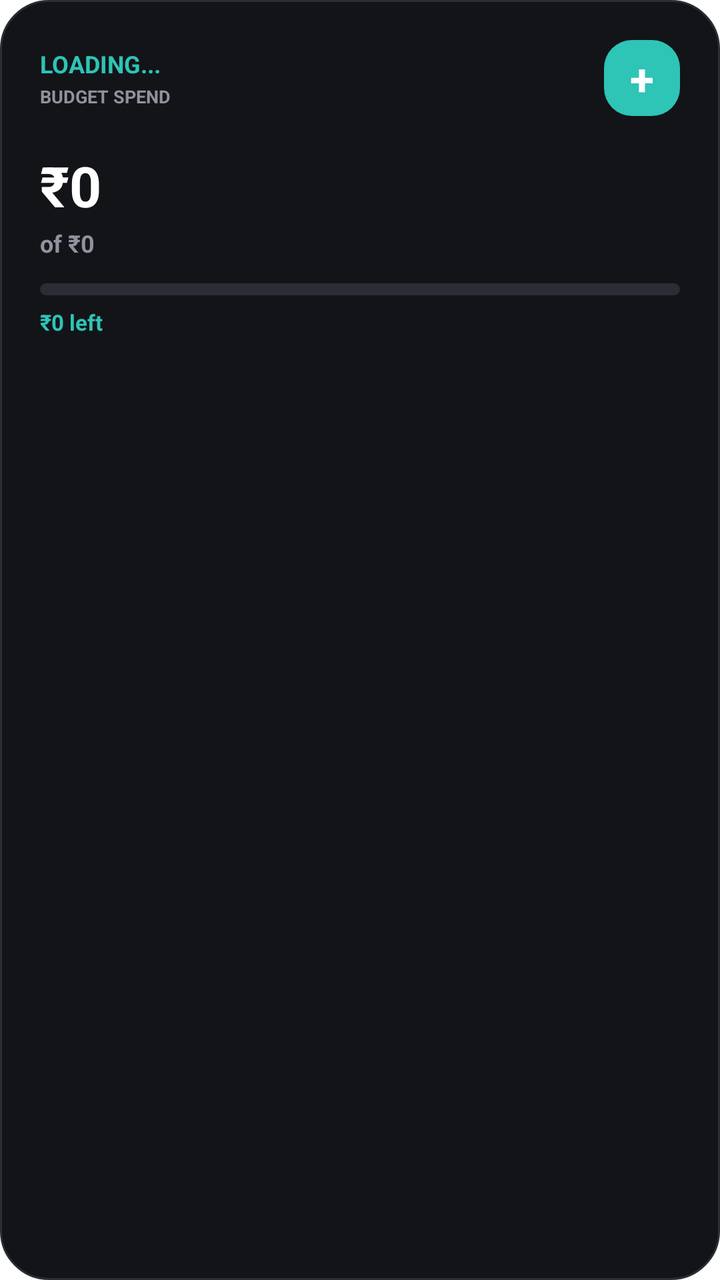
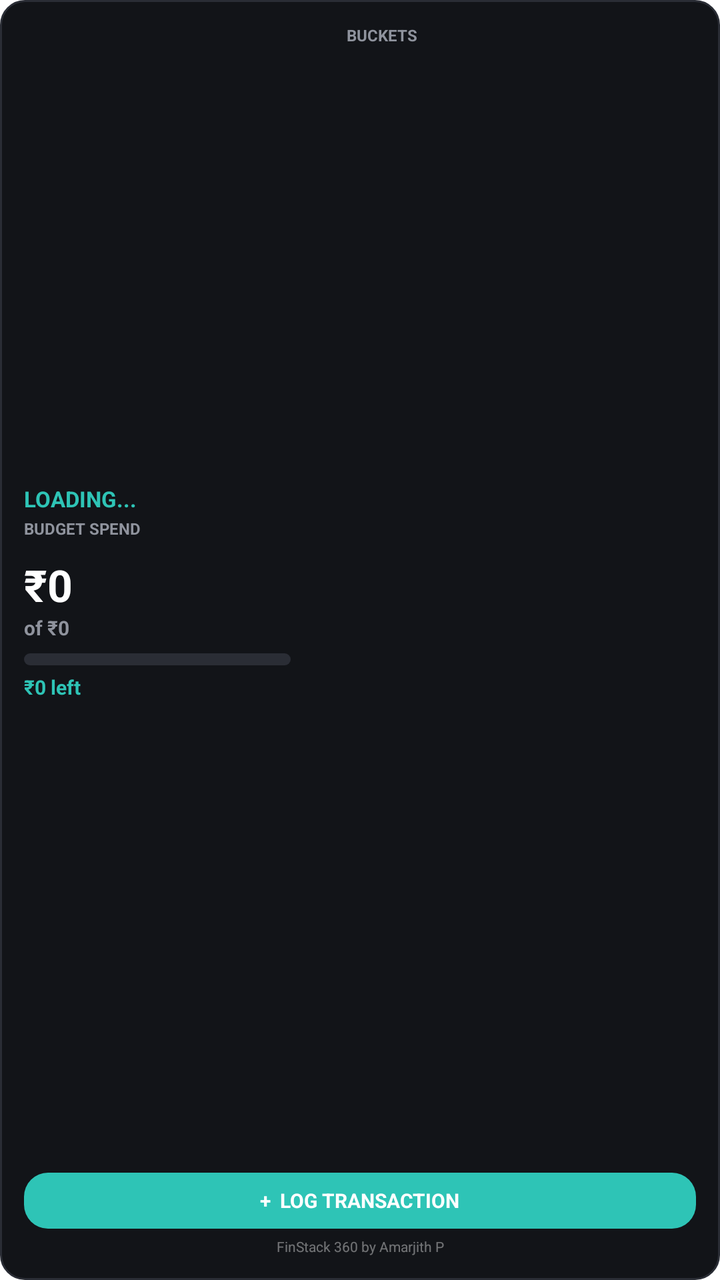

The first picture is an Android layout as it rendered before a commit; the second is the same layout after the commit. The layout source and the unified diff follow.
<!-- AndroidManifest.xml: fallback theme Theme.MaterialComponents.DayNight.NoActionBar -->
<!-- res/layout/budget_widget.xml -->
<?xml version="1.0" encoding="utf-8"?>
<LinearLayout xmlns:android="http://schemas.android.com/apk/res/android"
    android:layout_width="match_parent"
    android:layout_height="match_parent"
    android:background="@drawable/widget_background"
    android:orientation="vertical"
    android:padding="20dp">

    
    <LinearLayout
        android:layout_width="match_parent"
        android:layout_height="wrap_content"
        android:orientation="horizontal"
        android:gravity="center_vertical">

        <LinearLayout
            android:layout_width="0dp"
            android:layout_height="wrap_content"
            android:layout_weight="1"
            android:orientation="vertical">
            <TextView
                android:id="@+id/widget_month_text"
                android:layout_width="wrap_content"
                android:layout_height="wrap_content"
                android:text="LOADING..."
                android:textColor="#2EC4B6"
                android:textSize="12sp"
                android:textStyle="bold" />
            <TextView
                android:layout_width="wrap_content"
                android:layout_height="wrap_content"
                android:text="BUDGET SPEND"
                android:textColor="#8F939D"
                android:textSize="9sp"
                android:textStyle="bold"
                android:layout_marginTop="2dp" />
        </LinearLayout>

        <LinearLayout
            android:id="@+id/widget_add_button"
            android:layout_width="38dp"
            android:layout_height="38dp"
            android:background="@drawable/widget_btn_bg"
            android:gravity="center">
            <TextView
                android:layout_width="wrap_content"
                android:layout_height="wrap_content"
                android:text="+"
                android:textColor="#FFFFFF"
                android:textSize="22sp"
                android:textStyle="bold" />
        </LinearLayout>
    </LinearLayout>

    
    <LinearLayout
        android:layout_width="match_parent"
        android:layout_height="wrap_content"
        android:orientation="vertical"
        android:layout_marginTop="16dp">
        
        <TextView
            android:id="@+id/widget_spent_text"
            android:layout_width="wrap_content"
            android:layout_height="wrap_content"
            android:text="₹0"
            android:textColor="#FFFFFF"
            android:textSize="28sp"
            android:textStyle="bold" />

        <TextView
            android:id="@+id/widget_total_text"
            android:layout_width="wrap_content"
            android:layout_height="wrap_content"
            android:text="of ₹0"
            android:textColor="#8F939D"
            android:textSize="12sp"
            android:textStyle="bold"
            android:layout_marginTop="2dp" />

        <ProgressBar
            android:id="@+id/widget_progress_bar"
            style="?android:attr/progressBarStyleHorizontal"
            android:layout_width="match_parent"
            android:layout_height="6dp"
            android:layout_marginTop="12dp"
            android:progressDrawable="@drawable/widget_progress_drawable"
            android:max="100"
            android:progress="0" />

        <TextView
            android:id="@+id/widget_remaining_text"
            android:layout_width="wrap_content"
            android:layout_height="wrap_content"
            android:text="₹0 left"
            android:textColor="#2EC4B6"
            android:textSize="11sp"
            android:textStyle="bold"
            android:layout_marginTop="6dp" />
    </LinearLayout>

    
    <LinearLayout
        android:id="@+id/buckets_container"
        android:layout_width="match_parent"
        android:layout_height="wrap_content"
        android:layout_marginTop="20dp"
        android:orientation="vertical" />

</LinearLayout>
<!-- resources referenced by this layout -->
<resources>
  <!-- drawable widget_background (drawable) -->
  <?xml version="1.0" encoding="utf-8"?>
  <shape xmlns:android="http://schemas.android.com/apk/res/android">
      <solid android:color="#121418" />
      <corners android:radius="24dp" />
      <stroke android:color="#2A2D35" android:width="1dp" />
  </shape>
  <!-- drawable widget_btn_bg (drawable) -->
  <?xml version="1.0" encoding="utf-8"?>
  <shape xmlns:android="http://schemas.android.com/apk/res/android">
      <solid android:color="#2EC4B6" />
      <corners android:radius="14dp" />
  </shape>
  <!-- drawable widget_progress_drawable (drawable) -->
  <?xml version="1.0" encoding="utf-8"?>
  <layer-list xmlns:android="http://schemas.android.com/apk/res/android">
      <item android:id="@android:id/background">
          <shape>
              <corners android:radius="4dp" />
              <solid android:color="#2A2D35" />
          </shape>
      </item>
      <item android:id="@android:id/progress">
          <clip>
              <shape>
                  <corners android:radius="4dp" />
                  <solid android:color="#2EC4B6" />
              </shape>
          </clip>
      </item>
  </layer-list>
</resources>

<!-- the commit's change to res/layout/budget_widget.xml (unified diff, before → after) -->
@@ -4,107 +4,139 @@
     android:layout_height="match_parent"
     android:background="@drawable/widget_background"
     android:orientation="vertical"
-    android:padding="20dp">
+    android:padding="12dp">
 
     
     <LinearLayout
         android:layout_width="match_parent"
-        android:layout_height="wrap_content"
+        android:layout_height="0dp"
+        android:layout_weight="1"
         android:orientation="horizontal"
-        android:gravity="center_vertical">
+        android:baselineAligned="false">
 
+        
         <LinearLayout
             android:layout_width="0dp"
-            android:layout_height="wrap_content"
+            android:layout_height="match_parent"
             android:layout_weight="1"
-            android:orientation="vertical">
+            android:orientation="vertical"
+            android:gravity="center_vertical">
+
             <TextView
                 android:id="@+id/widget_month_text"
                 android:layout_width="wrap_content"
                 android:layout_height="wrap_content"
                 android:text="LOADING..."
                 android:textColor="#2EC4B6"
-                android:textSize="12sp"
+                android:textSize="11sp"
                 android:textStyle="bold" />
+            
             <TextView
                 android:layout_width="wrap_content"
                 android:layout_height="wrap_content"
                 android:text="BUDGET SPEND"
                 android:textColor="#8F939D"
-                android:textSize="9sp"
+                android:textSize="8sp"
                 android:textStyle="bold"
                 android:layout_marginTop="2dp" />
+
+            
+            <TextView
+                android:id="@+id/widget_spent_text"
+                android:layout_width="wrap_content"
+                android:layout_height="wrap_content"
+                android:text="₹0"
+                android:textColor="#FFFFFF"
+                android:textSize="22sp"
+                android:textStyle="bold"
+                android:layout_marginTop="8dp" />
+
+            <TextView
+                android:id="@+id/widget_total_text"
+                android:layout_width="wrap_content"
+                android:layout_height="wrap_content"
+                android:text="of ₹0"
+                android:textColor="#8F939D"
+                android:textSize="10sp"
+                android:textStyle="bold"
+                android:layout_marginTop="0dp" />
+
+            <ProgressBar
+                android:id="@+id/widget_progress_bar"
+                style="?android:attr/progressBarStyleHorizontal"
+                android:layout_width="match_parent"
+                android:layout_height="6dp"
+                android:layout_marginTop="6dp"
+                android:layout_marginEnd="12dp"
+                android:progressDrawable="@drawable/widget_progress_drawable"
+                android:max="100"
+                android:progress="0" />
+
+            <TextView
+                android:id="@+id/widget_remaining_text"
+                android:layout_width="wrap_content"
+                android:layout_height="wrap_content"
+                android:text="₹0 left"
+                android:textColor="#2EC4B6"
+                android:textSize="10sp"
+                android:textStyle="bold"
+                android:layout_marginTop="4dp" />
         </LinearLayout>
 
+        
         <LinearLayout
-            android:id="@+id/widget_add_button"
-            android:layout_width="38dp"
-            android:layout_height="38dp"
-            android:background="@drawable/widget_btn_bg"
-            android:gravity="center">
+            android:layout_width="0dp"
+            android:layout_height="match_parent"
+            android:layout_weight="1.2"
+            android:layout_marginStart="16dp"
+            android:orientation="vertical"
+            android:gravity="top">
+            
             <TextView
                 android:layout_width="wrap_content"
                 android:layout_height="wrap_content"
-                android:text="+"
-                android:textColor="#FFFFFF"
-                android:textSize="22sp"
-                android:textStyle="bold" />
+                android:text="BUCKETS"
+                android:textColor="#8F939D"
+                android:textSize="8sp"
+                android:textStyle="bold"
+                android:layout_marginBottom="6dp" />
+
+            <LinearLayout
+                android:id="@+id/buckets_container"
+                android:layout_width="match_parent"
+                android:layout_height="wrap_content"
+                android:orientation="vertical" />
         </LinearLayout>
+
     </LinearLayout>
 
     
     <LinearLayout
+        android:id="@+id/widget_add_button"
         android:layout_width="match_parent"
-        android:layout_height="wrap_content"
-        android:orientation="vertical"
-        android:layout_marginTop="16dp">
+        android:layout_height="28dp"
+        android:layout_marginTop="6dp"
+        android:background="@drawable/widget_btn_bg"
+        android:gravity="center"
+        android:orientation="horizontal">
         
         <TextView
-            android:id="@+id/widget_spent_text"
             android:layout_width="wrap_content"
             android:layout_height="wrap_content"
-            android:text="₹0"
+            android:text="+  LOG TRANSACTION"
             android:textColor="#FFFFFF"
-            android:textSize="28sp"
+            android:textSize="10sp"
             android:textStyle="bold" />
-
-        <TextView
-            android:id="@+id/widget_total_text"
-            android:layout_width="wrap_content"
-            android:layout_height="wrap_content"
-            android:text="of ₹0"
-            android:textColor="#8F939D"
-            android:textSize="12sp"
-            android:textStyle="bold"
-            android:layout_marginTop="2dp" />
-
-        <ProgressBar
-            android:id="@+id/widget_progress_bar"
-            style="?android:attr/progressBarStyleHorizontal"
-            android:layout_width="match_parent"
-            android:layout_height="6dp"
-            android:layout_marginTop="12dp"
-            android:progressDrawable="@drawable/widget_progress_drawable"
-            android:max="100"
-            android:progress="0" />
-
-        <TextView
-            android:id="@+id/widget_remaining_text"
-            android:layout_width="wrap_content"
-            android:layout_height="wrap_content"
-            android:text="₹0 left"
-            android:textColor="#2EC4B6"
-            android:textSize="11sp"
-            android:textStyle="bold"
-            android:layout_marginTop="6dp" />
     </LinearLayout>
 
     
-    <LinearLayout
-        android:id="@+id/buckets_container"
+    <TextView
         android:layout_width="match_parent"
         android:layout_height="wrap_content"
-        android:layout_marginTop="20dp"
-        android:orientation="vertical" />
+        android:text="FinStack 360 by Amarjith P"
+        android:textColor="#66FFFFFF"
+        android:textSize="7sp"
+        android:gravity="center"
+        android:layout_marginTop="4dp" />
 
 </LinearLayout>
<!-- resource entries referenced after the edit -->
@@ -4,14 +4,14 @@
   <?xml version="1.0" encoding="utf-8"?>
   <shape xmlns:android="http://schemas.android.com/apk/res/android">
       <solid android:color="#121418" />
-      <corners android:radius="24dp" />
+      <corners android:radius="12dp" />
       <stroke android:color="#2A2D35" android:width="1dp" />
   </shape>
   <!-- drawable widget_btn_bg (drawable) -->
   <?xml version="1.0" encoding="utf-8"?>
   <shape xmlns:android="http://schemas.android.com/apk/res/android">
       <solid android:color="#2EC4B6" />
-      <corners android:radius="14dp" />
+      <corners android:radius="12dp" />
   </shape>
   <!-- drawable widget_progress_drawable (drawable) -->
   <?xml version="1.0" encoding="utf-8"?>
